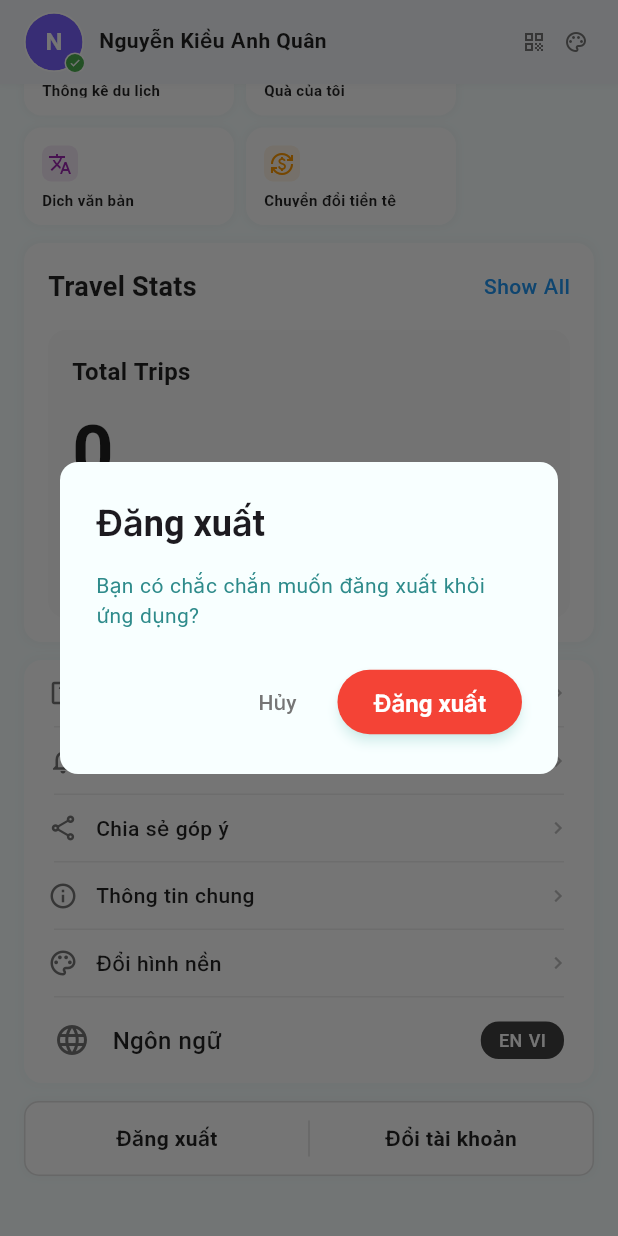
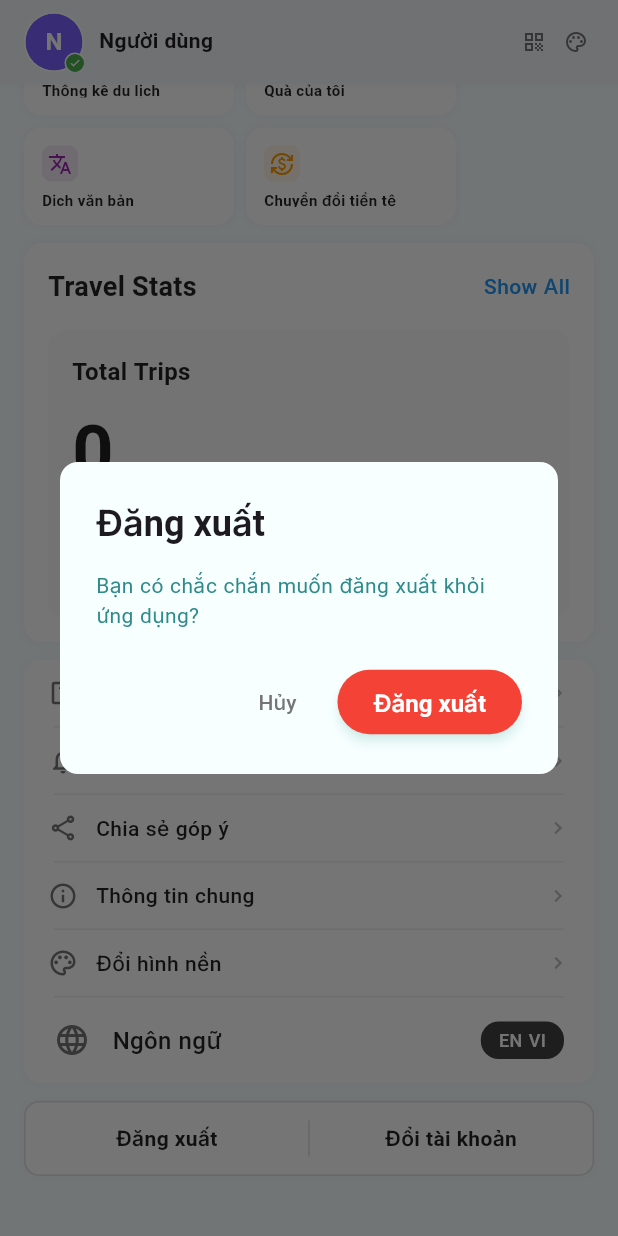
Before and after one commit to lephuckhang186/TravelerApplication, a Flutter app: the SettingsScreen screen opened directly, scrolled down 510 dp, after a tap on "Đăng xuất", on a phone screen of 412 x 824 dp. Run offline on Flutter 3.47's test engine with Material 3 defaults, Android fonts, the phone set to English and light mode, and no system bars; our stand-ins replace cloud_firestore, device_preview, dio, firebase_auth, firebase_core, fl_chart and 6 more; missing offline and left inert: bcrypt; accounts and stored records are empty; network calls fail; Roboto replaces fonts that are missing (Quattrocento).

Commit message:
update loading state and realtime in setting

```diff
--- a/lib/screens/settings_screen.dart
+++ b/lib/screens/settings_screen.dart
@@ -3,6 +3,9 @@ import 'package:google_fonts/google_fonts.dart';
 import 'dart:io';
 import '../core/theme/app_theme.dart';
 import '../services/user_service.dart';
+import '../services/user_profile_service.dart';
+import '../services/auth_service.dart';
+import '../models/user_profile.dart';
 import 'auth_screen.dart';
 import 'help_center_screen.dart';
 import 'notification_settings_screen.dart';
@@ -24,12 +27,17 @@ class SettingsScreen extends StatefulWidget {
 
 class _SettingsScreenState extends State<SettingsScreen>
     with AutomaticKeepAliveClientMixin {
-  String _currentUsername = 'Nguyễn Kiều Anh Quân';
+  String _currentUsername = 'Người dùng';
   String? _currentAvatarPath;
-  String _displayName = 'Nguyễn Kiều Anh Quân';
-  String _phoneNumber = '0898999033';
+  String _displayName = 'Đang tải...';
+  String _phoneNumber = '';
   String _currentLanguage = 'VI';
   bool _isVerified = true;
+  bool _isLoading = true;
+
+  final UserProfileService _profileService = UserProfileService();
+  final AuthService _authService = AuthService();
+  UserProfile? _userProfile;
 
   ScrollController _scrollController = ScrollController();
   bool _isScrolled = false;
@@ -42,6 +50,39 @@ class _SettingsScreenState extends State<SettingsScreen>
     super.initState();
     _loadUserData();
     _scrollController.addListener(_onScroll);
+
+    // Set up real-time listener for profile changes
+    _profileService.getUserProfileStream().listen((profile) {
+      if (mounted && profile != null) {
+        _updateDisplayData(profile);
+      }
+    });
+  }
+
+  void _updateDisplayData(UserProfile profile) {
+    final fullName = profile.fullName.trim();
+    final firstName = profile.firstName?.trim() ?? '';
+    final lastName = profile.lastName?.trim() ?? '';
+
+    // Determine best display name
+    String displayName = '';
+    if (fullName.isNotEmpty) {
+      displayName = fullName;
+    } else if (firstName.isNotEmpty || lastName.isNotEmpty) {
+      displayName = '$firstName $lastName'.trim();
+    } else {
+      displayName = 'Người dùng';
+    }
+
+    if (mounted) {
+      setState(() {
+        _displayName = displayName;
+        _currentUsername = displayName;
+        _phoneNumber = profile.phone ?? '';
+        _currentAvatarPath = profile.profilePicture;
+        _userProfile = profile;
+      });
+    }
   }
 
   @override
@@ -71,18 +112,72 @@ class _SettingsScreenState extends State<SettingsScreen>
   }
 
   void _loadUserData() async {
-    final userService = UserService();
-    final profile = userService.getUserProfile();
-    final username = await userService.getDisplayName();
+    try {
+      setState(() => _isLoading = true);
+
+      // Get current user from Firebase Auth
+      final currentUser = _authService.currentUser;
+      if (currentUser == null) {
+        _setDefaultUserData();
+        return;
+      }
+
+      // Get user profile from our integrated service
+      _userProfile = await _profileService.getUserProfile();
+
+      if (_userProfile != null) {
+        // Load real data from Firestore
+        final fullName = _userProfile!.fullName.trim();
+        final firstName = _userProfile!.firstName?.trim() ?? '';
+        final lastName = _userProfile!.lastName?.trim() ?? '';
+
+        // Determine best display name
+        String displayName = '';
+        if (fullName.isNotEmpty) {
+          displayName = fullName;
+        } else if (firstName.isNotEmpty || lastName.isNotEmpty) {
+          displayName = '$firstName $lastName'.trim();
+        } else if (currentUser.displayName?.isNotEmpty == true) {
+          displayName = currentUser.displayName!;
+        } else {
+          displayName = 'Người dùng';
+        }
 
         setState(() {
-      _currentUsername = username.isNotEmpty
-          ? username
-          : 'Nguyễn Kiều Anh Quân';
-      _displayName = profile['fullName']?.isNotEmpty == true
-          ? profile['fullName']!
-          : _currentUsername;
-      _currentAvatarPath = profile['avatarPath'];
+          _displayName = displayName;
+          _currentUsername = displayName;
+          _phoneNumber = _userProfile!.phone ?? '';
+          _currentAvatarPath = _userProfile!.profilePicture ?? currentUser.photoURL;
+          _isVerified = currentUser.emailVerified;
+        });
+
+      } else {
+        // Fallback to Firebase Auth data
+        setState(() {
+          _displayName = currentUser.displayName ?? 'Người dùng';
+          _currentUsername = currentUser.displayName ?? 'Người dùng';
+          _phoneNumber = '';
+          _currentAvatarPath = currentUser.photoURL;
+          _isVerified = currentUser.emailVerified;
+        });
+      }
+
+    } catch (e) {
+      print('Error loading user data: $e');
+      _setDefaultUserData();
+    } finally {
+      setState(() => _isLoading = false);
+    }
+  }
+
+  void _setDefaultUserData() {
+    setState(() {
+      _displayName = 'Người dùng';
+      _currentUsername = 'Người dùng';
+      _phoneNumber = '';
+      _currentAvatarPath = null;
+      _isVerified = false;
+      _isLoading = false;
     });
   }
 
@@ -92,7 +187,24 @@ class _SettingsScreenState extends State<SettingsScreen>
     return Scaffold(
       backgroundColor: AppColors.surface,
       body: SafeArea(
-        child: Stack(
+        child: _isLoading
+          ? Center(
+              child: Column(
+                mainAxisAlignment: MainAxisAlignment.center,
+                children: [
+                  const CircularProgressIndicator(),
+                  const SizedBox(height: 16),
+                  Text(
+                    'Đang tải thông tin...',
+                    style: GoogleFonts.quattrocento(
+                      fontSize: 14,
+                      color: Colors.grey[600],
+                    ),
+                  ),
+                ],
+              ),
+            )
+          : Stack(
               children: [
                 // Main scroll content
                 SingleChildScrollView(
@@ -1316,6 +1428,9 @@ class _SettingsScreenState extends State<SettingsScreen>
               final userService = UserService();
               await userService.logout();
 
+              // Clear profile service cache
+              _profileService.clearCache();
+
               // Close loading dialog
               Navigator.pop(context);
 
```
Lines whose indentation alone changed are shown as unchanged.
